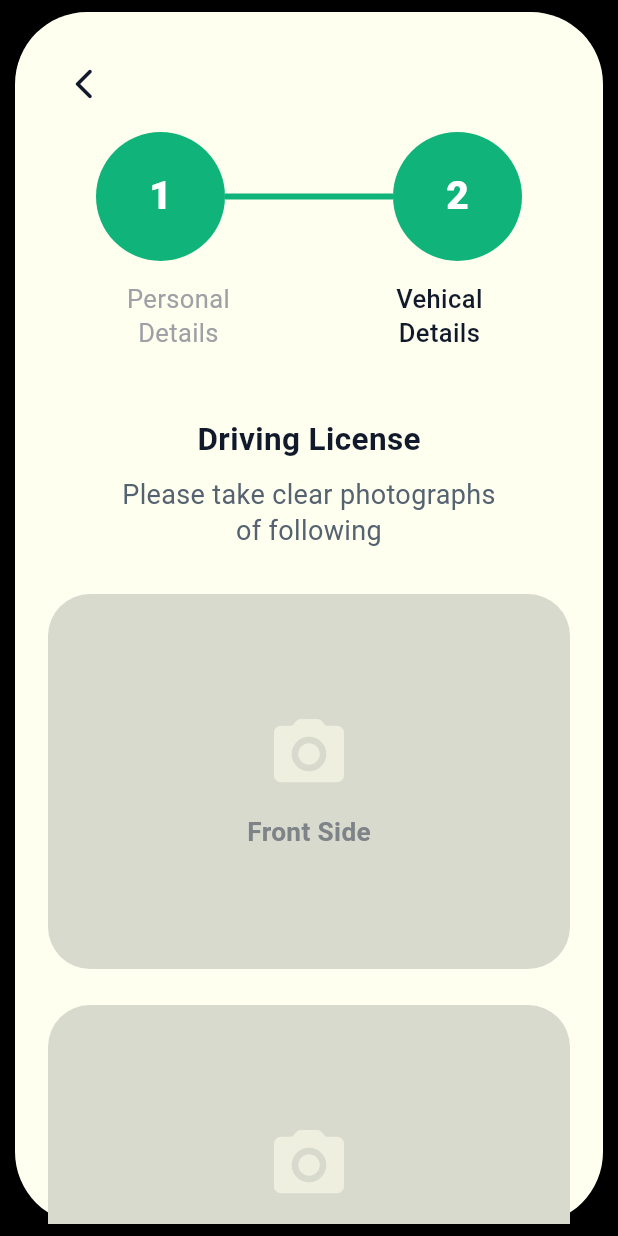
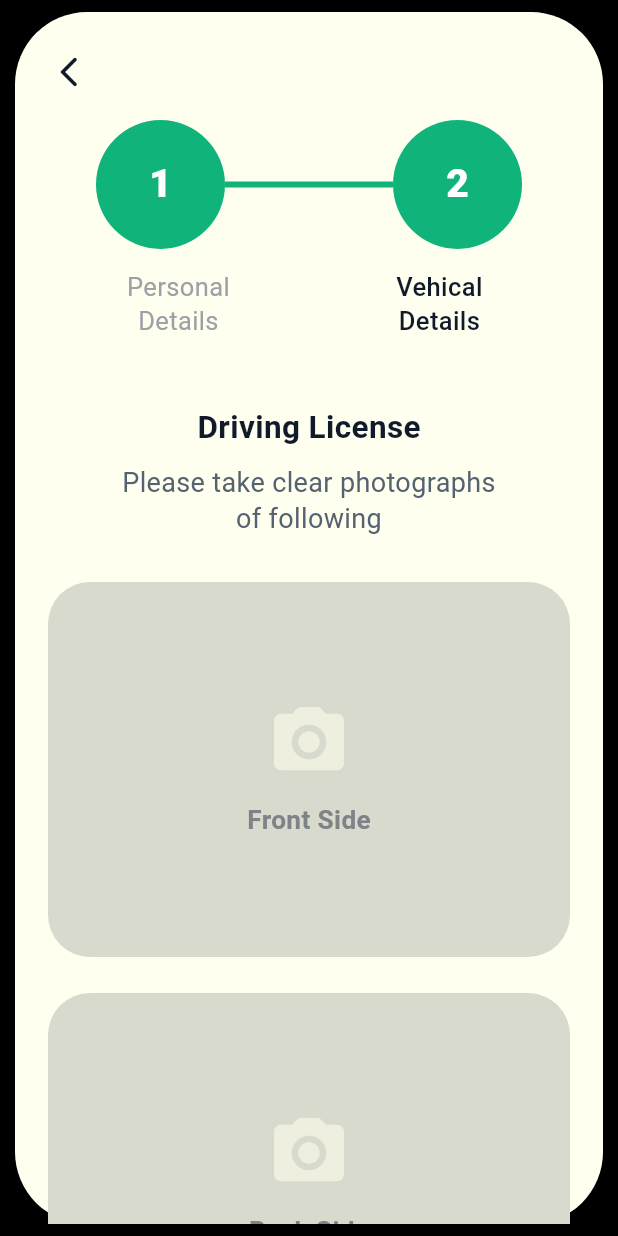
Before and after one commit to DulanDinuja/ride_mate_app_ui, a Flutter app: the DrivingLicenseUploadScreen screen opened directly, on a phone screen of 412 x 824 dp. Run offline on Flutter 3.47's test engine with Material 3 defaults, Android fonts, the phone set to English and light mode, and no system bars; our stand-ins replace camera, flutter_secure_storage, geocoding, geolocator, google_maps_flutter, image_picker; missing offline and left inert: flutter_polyline_points; accounts and stored records are empty.

Commit message:
add back button

```diff
--- a/lib/screens/driving_license_upload_screen.dart
+++ b/lib/screens/driving_license_upload_screen.dart
@@ -182,21 +182,12 @@ class _DrivingLicenseUploadScreenState extends State<DrivingLicenseUploadScreen>
               color: _panelBackground,
               borderRadius: BorderRadius.circular(48),
             ),
-            child: SingleChildScrollView(
-              padding: const EdgeInsets.fromLTRB(22, 24, 22, 28),
+            child: Stack(
+              children: [
+                SingleChildScrollView(
+                  padding: const EdgeInsets.fromLTRB(22, 72, 22, 28),
                   child: Column(
                     children: [
-                  Align(
-                    alignment: Alignment.centerLeft,
-                    child: IconButton(
-                      onPressed: () => Navigator.of(context).pop(),
-                      icon: const Icon(Icons.arrow_back_ios_new_rounded),
-                      color: const Color(0xFF111A2B),
-                      padding: EdgeInsets.zero,
-                      constraints: const BoxConstraints(),
-                    ),
-                  ),
-                  const SizedBox(height: 8),
                       _buildStepper(),
                       const SizedBox(height: 44),
                       const Text(
@@ -320,6 +311,17 @@ class _DrivingLicenseUploadScreenState extends State<DrivingLicenseUploadScreen>
                       ),
                     ],
                   ),
+                ),
+                Positioned(
+                  top: 16,
+                  left: 12,
+                  child: IconButton(
+                    onPressed: () => Navigator.of(context).pop(),
+                    icon: const Icon(Icons.arrow_back_ios_new_rounded),
+                    color: _textPrimary,
+                  ),
+                ),
+              ],
             ),
           ),
         ),
```
Lines whose indentation alone changed are shown as unchanged.
